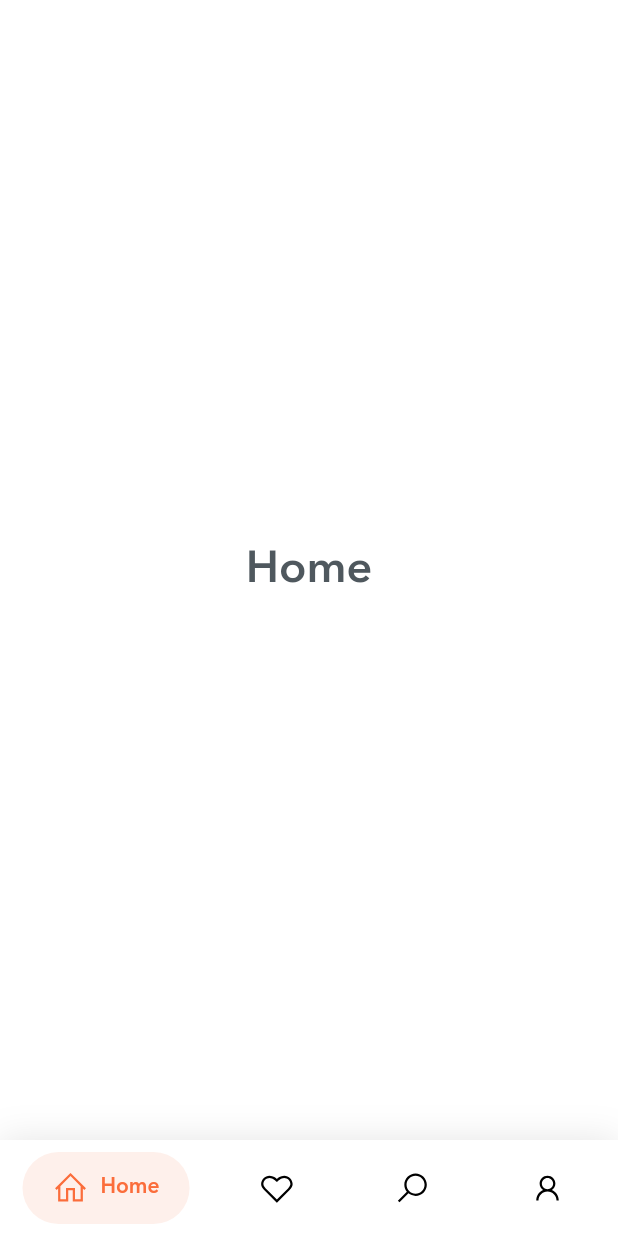
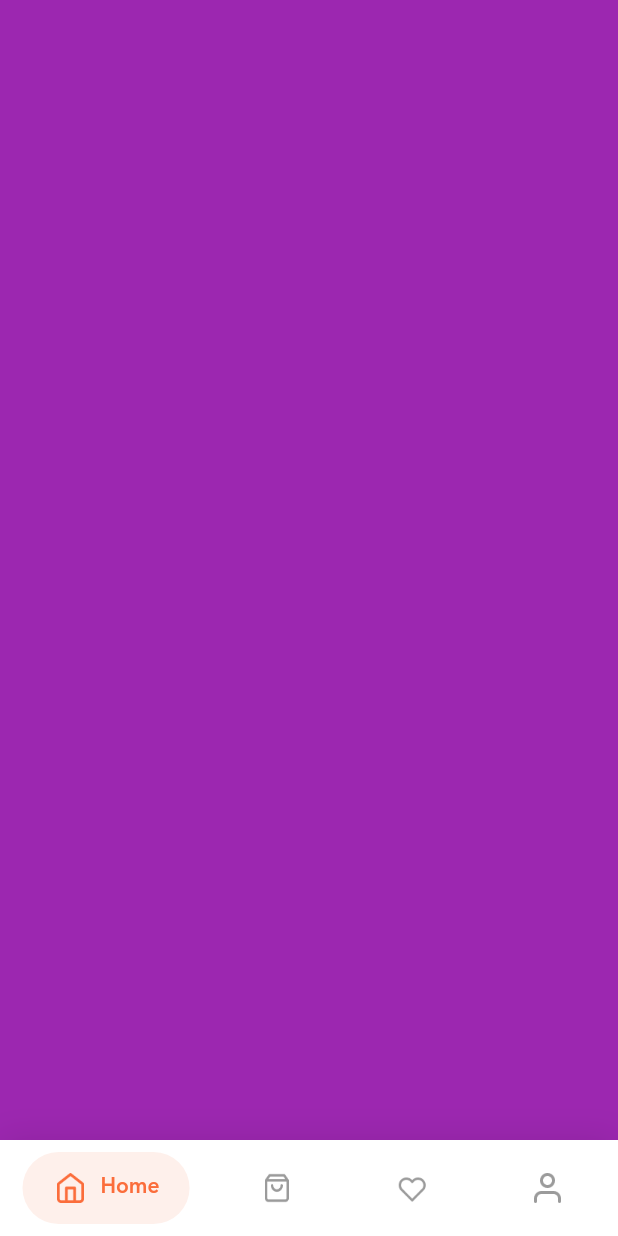
Before and after one commit to TrungNguyen1208/foodedu, a Flutter app: the screen it shows after launch, on a phone screen of 412 x 824 dp. Run offline on Flutter 3.47's test engine with Material 2 defaults, Android fonts, the phone set to English and light mode, and no system bars; drawn by our look-alikes of google_nav_bar; project files that could hold a hidden picture were left out.

Commit message:
Add main tab view

```diff
--- /dev/null
+++ b/lib/commom/image/nav_bar_image.dart
@@ -0,0 +1,18 @@
+import 'package:flutter/material.dart';
+import 'package:foodedu/general/constant/app_theme.dart';
+
+class NavBarImage extends StatelessWidget {
+
+  final String imagePath;
+  final bool isSelected;
+
+  const NavBarImage({Key key, this.imagePath, this.isSelected})
+      : super(key: key);
+
+  @override
+  Widget build(BuildContext context) {
+    return ImageIcon(
+        AssetImage(imagePath),
+        color: isSelected ? AppColor.primary : AppColor.gray);
+  }
+}
--- a/lib/feature/main_tab/main_tab_view.dart
+++ b/lib/feature/main_tab/main_tab_view.dart
@@ -1,8 +1,7 @@
 import 'package:flutter/material.dart';
+import 'package:foodedu/commom/image/nav_bar_image.dart';
 import 'package:foodedu/general/constant/app_theme.dart';
-
 import 'package:google_nav_bar/google_nav_bar.dart';
-import 'package:line_icons/line_icons.dart';
 
 class MainTabView extends StatefulWidget {
   @override
@@ -11,33 +10,40 @@ class MainTabView extends StatefulWidget {
 
 class _MainTabViewState extends State<MainTabView> {
   int _selectedIndex = 0;
-  static const TextStyle optionStyle =
-      TextStyle(fontSize: 30, fontWeight: FontWeight.w600);
-  static const List<Widget> _widgetOptions = <Widget>[
-    Text(
-      'Home',
-      style: optionStyle,
-    ),
-    Text(
-      'Likes',
-      style: optionStyle,
-    ),
-    Text(
-      'Search',
-      style: optionStyle,
-    ),
-    Text(
-      'Profile',
-      style: optionStyle,
-    ),
+
+  final PageController _pageController = PageController(initialPage: 0, keepPage: true,);
+  static const List<Color> colors = [
+    Colors.purple,
+    Colors.pink,
+    Colors.amber,
+    Colors.teal
   ];
+
+  @override
+  void initState() {
+    super.initState();
+  }
+
+  @override
+  void dispose() {
+    _pageController.dispose();
+    super.dispose();
+  }
 
   @override
   Widget build(BuildContext context) {
     return Scaffold(
       backgroundColor: Colors.white,
-      body: Center(
-        child: _widgetOptions.elementAt(_selectedIndex),
+      body: PageView.builder(
+        physics: const ClampingScrollPhysics(),
+        itemCount: 4,
+        onPageChanged: _onPageChanged,
+        controller: _pageController,
+        itemBuilder: (context, position) {
+          return Container(
+            color: colors[position],
+          );
+        },
       ),
       bottomNavigationBar: Container(
         decoration: BoxDecoration(
@@ -50,39 +56,50 @@ class _MainTabViewState extends State<MainTabView> {
           child: Padding(
             padding: const EdgeInsets.symmetric(horizontal: 15.0, vertical: 8),
             child: GNav(
-              rippleColor: Colors.grey[300],
-              hoverColor: Colors.grey[100],
+              rippleColor: Colors.grey[400],
+              hoverColor: Colors.grey[300],
               gap: 8.0,
               activeColor: AppColor.primary,
               iconSize: 24,
               padding: const EdgeInsets.symmetric(horizontal: 20, vertical: 12),
               duration: const Duration(milliseconds: 400),
-              tabBackgroundColor: Colors.grey[100],
               textStyle: const TextStyle(
                 color: AppColor.primary,
                 fontFamily: AppFont.aveNextLT,
                 fontWeight: FontWeight.w600,
                 fontSize: 14.0,
               ),
-              tabs: const <GButton>[
+              tabs: <GButton>[
                 GButton(
                   backgroundColor: AppColor.bgNavBar,
-                  icon: LineIcons.home,
+                  leading: NavBarImage(
+                    imagePath: 'assets/images/home.png',
+                    isSelected: _selectedIndex == 0,
+                  ),
                   text: 'Home',
                 ),
                 GButton(
                   backgroundColor: AppColor.bgNavBar,
-                  icon: LineIcons.heart_o,
+                  leading: NavBarImage(
+                    imagePath: 'assets/images/shopping_bag.png',
+                    isSelected: _selectedIndex == 1,
+                  ),
                   text: 'Orders',
                 ),
                 GButton(
                   backgroundColor: AppColor.bgNavBar,
-                  icon: LineIcons.search,
+                  leading: NavBarImage(
+                    imagePath: 'assets/images/heart.png',
+                    isSelected: _selectedIndex == 2,
+                  ),
                   text: 'Saved',
                 ),
                 GButton(
                   backgroundColor: AppColor.bgNavBar,
-                  icon: LineIcons.user,
+                  leading: NavBarImage(
+                    imagePath: 'assets/images/user.png',
+                    isSelected: _selectedIndex == 3,
+                  ),
                   text: 'Profile',
                 ),
               ],
@@ -99,5 +116,12 @@ class _MainTabViewState extends State<MainTabView> {
     setState(() {
       _selectedIndex = index;
     });
+    _pageController.jumpToPage(index);
+  }
+
+  void _onPageChanged(int page) {
+    setState(() {
+      _selectedIndex = page;
+    });
   }
 }
--- a/pubspec.yaml
+++ b/pubspec.yaml
@@ -28,7 +28,6 @@ dependencies:
   cupertino_icons: ^1.0.0
   cached_network_image: ^2.5.0
   google_nav_bar: ^4.0.2
-  line_icons: ^0.2.0
 
 dev_dependencies:
   pedantic: ^1.9.0
```
Also changed, not shown: assets/images/heart.png (added), assets/images/home.png (added), assets/images/shopping_bag.png (added), assets/images/user.png (added), 1 other file.
